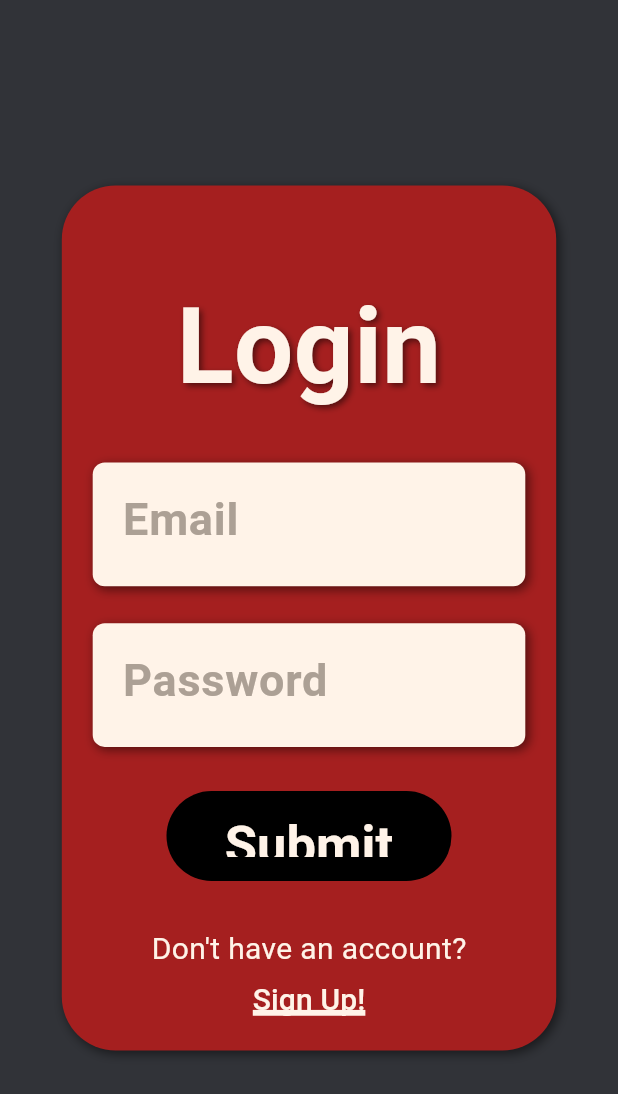
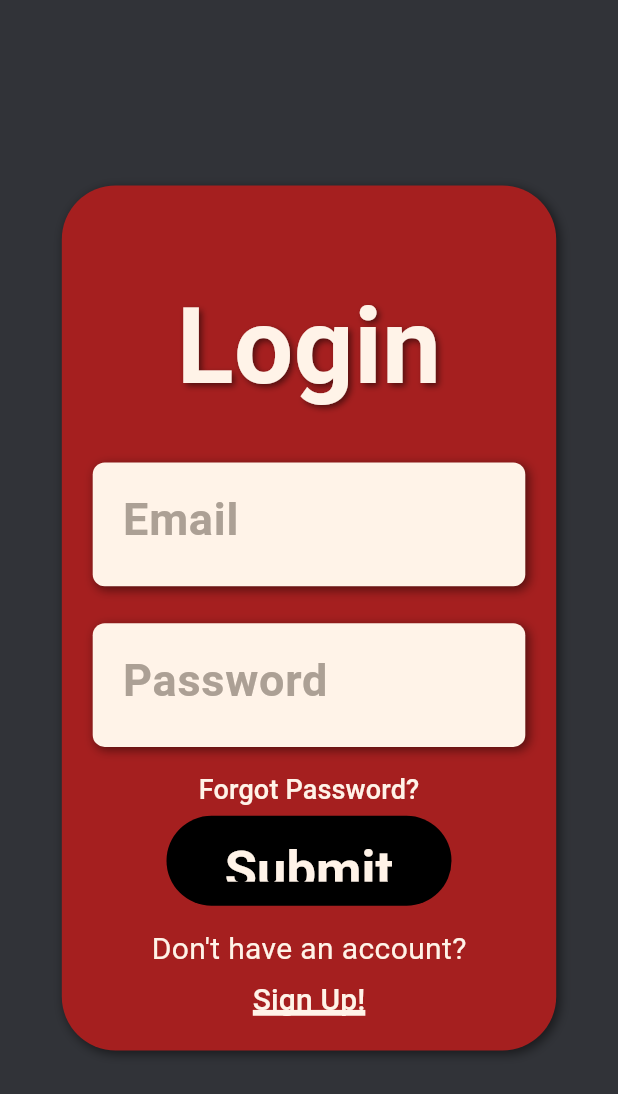
Before and after one commit to Emily-gensch/group5-largeproject, a Flutter app: the LoginScreen screen opened directly, after a tap on "Submit", on a phone screen of 412 x 824 dp. Shown: the top 1094 px of the screen. Run offline on Flutter 3.47's test engine with Material 3 defaults, Android fonts, the phone set to English and light mode, and no system bars; our stand-ins replace flutter_secure_storage, shared_preferences; accounts and stored records are empty; network calls fail.

Commit message:
up to date

```diff
--- a/my_app/lib/screens/create_group/create_group_screen.dart
+++ b/my_app/lib/screens/create_group/create_group_screen.dart
@@ -40,7 +40,7 @@ class _CreateGroupScreenState extends State<CreateGroupScreen> {
 
   Future<void> createParty(String partyName) async {
   try {
-    final url = Uri.parse('http://192.168.1.79:5000/api/party/create');
+    final url = Uri.parse('https://cod-destined-secondly.ngrok-free.app/api/party/create');
     final userId = await getUserId();
     print('User ID: $userId');  // Log user ID
     final response = await http.post(
--- a/my_app/lib/screens/home/home.dart
+++ b/my_app/lib/screens/home/home.dart
@@ -17,7 +17,7 @@ class _HomeScreenState extends State<HomeScreen> {List<Map<String, String>> _use
   bool _isLoading = true;
   String? _error;
 
-  String apiUrl = 'http://192.168.1.79:5000/home';
+  String apiUrl = 'https://cod-destined-secondly.ngrok-free.app/home';
 
   @override
   void initState() {
--- a/my_app/lib/screens/join/join_screen.dart
+++ b/my_app/lib/screens/join/join_screen.dart
@@ -18,7 +18,7 @@ class _JoinScreenState extends State<JoinScreen> {
   TextEditingController codeController = TextEditingController();
 
   Future<void> joinParty(String partyInviteCode, String userID) async {
-  final url = Uri.parse('http://192.168.1.79:5000/api/party/joinParty');
+  final url = Uri.parse('https://cod-destined-secondly.ngrok-free.app/api/party/joinParty');
   final headers = {'Content-Type': 'application/json'};
   final body = jsonEncode({'partyInviteCode': partyInviteCode, 'userID': userID});
 
--- a/my_app/lib/screens/login/login_screen.dart
+++ b/my_app/lib/screens/login/login_screen.dart
@@ -22,7 +22,7 @@ class _LoginScreenState extends State<LoginScreen> {
   TextEditingController passwordController = TextEditingController();
 
   Future<void> login(String email, String password) async {
-    final url = Uri.parse('http://192.168.1.79:5000/api/auth/login');
+    final url = Uri.parse('https://cod-destined-secondly.ngrok-free.app/api/auth/login');
 
     try {
       final response = await post(
@@ -153,7 +153,30 @@ class _LoginScreenState extends State<LoginScreen> {
                   ))
                 ),
                 Positioned(
-                  top: size.height * 0.64,
+                  top: size.height * 0.61,
+                  child: TextButton(
+                    onPressed: () {
+                      // placeholder for apis
+                      Navigator.push(
+                        context,
+                        MaterialPageRoute(
+                          builder: (context) {
+                            return RegisterScreen();
+                          }
+                        )
+                      );
+                    },
+                    child: Text(
+                      "Forgot Password?",
+                      style: TextStyle(
+                        color: primaryCream,
+                        fontSize: 18,
+                      ),
+                    ),
+                  )
+                ),
+                Positioned(
+                  top: size.height * 0.66,
                   child: Button(
                     text: "Submit",
                     press: () {
--- a/my_app/lib/screens/search/search_screen.dart
+++ b/my_app/lib/screens/search/search_screen.dart
@@ -213,7 +213,7 @@ class TextFieldContainer extends StatelessWidget {
 }
 
 Future<List<String>> searchMovie(String searchQuery) async {
-  final url = Uri.parse('http://192.168.1.79:5000/api/searchMovie');
+  final url = Uri.parse('https://cod-destined-secondly.ngrok-free.app/api/searchMovie');
   final headers = {'Content-Type': 'application/json'};
   final body = jsonEncode({'search': searchQuery.trim()});
 
```
Also changed, not shown: my_app/lib/screens/profile/profile_screen.dart (+28 -5 lines), my_app/lib/screens/register/register_screen.dart (+10 -2 lines), my_app/lib/screens/vote/vote_screen.dart (+45 -0 lines).
